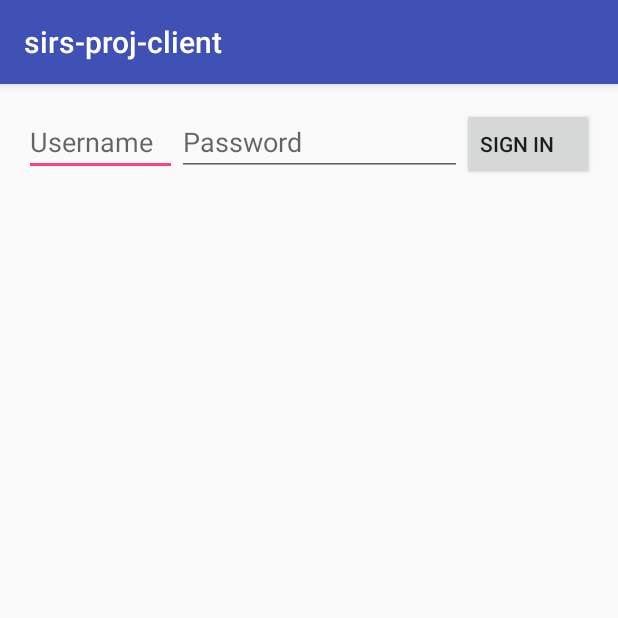
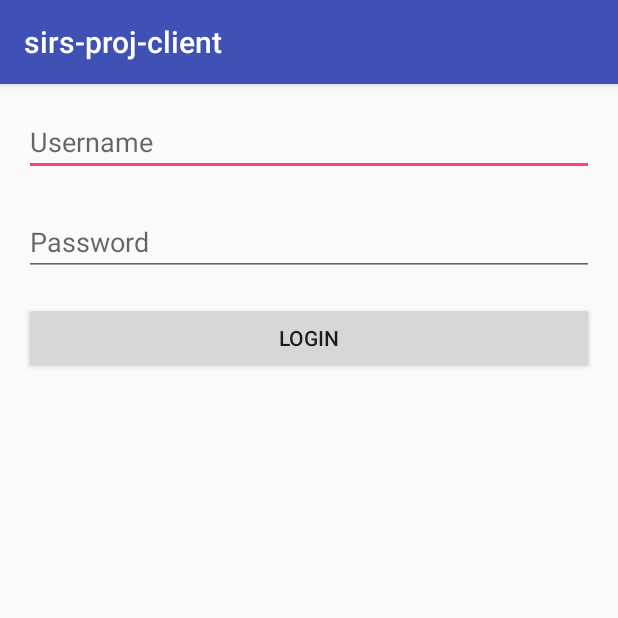
Before and after one commit to iluxonchik/sirs-project-android-client, an Android app: the screen it shows after launch (MainActivity), on a phone screen of 412 x 824 dp, the top half of it. Run offline under Robolectric (Android 15) with nearby library versions, the phone set to English and light mode, and no system bars; libraries missing offline, so code that uses them is left out: com.nulabinc.zxcvbn.

Commit message:
[MINOR] implemented all request-receive operations for login. Have not tested yet

```diff
--- a/app/build.gradle
+++ b/app/build.gradle
@@ -25,6 +25,7 @@ dependencies {
         exclude group: 'com.android.support', module: 'support-annotations'
     })
     compile 'com.android.support:appcompat-v7:25.0.1'
+    compile 'com.android.volley:volley:1.0.0'
     compile 'com.nulab-inc:zxcvbn:1.2.0'
     compile 'com.google.guava:guava:20.0'
     testCompile 'junit:junit:4.12'
--- a/app/src/main/java/sirs/meic/ulisboa/tecnico/common/FilesManager.java
+++ b/app/src/main/java/sirs/meic/ulisboa/tecnico/common/FilesManager.java
@@ -26,6 +26,7 @@ public class FilesManager {
         OutputStream output = null;
         try {
             output = new BufferedOutputStream(new FileOutputStream(aFilepath));
+            lastSeenArg = aToken;
             output.write(aToken);
         } finally {
             if (output != null) {
--- a/app/src/main/java/sirs/meic/ulisboa/tecnico/sirs_proj_client/MainActivity.java
+++ b/app/src/main/java/sirs/meic/ulisboa/tecnico/sirs_proj_client/MainActivity.java
@@ -25,9 +25,9 @@ public class MainActivity extends AppCompatActivity {
     private StrengthValidator validator;
 
     // Layout views
-    private EditText pwEditText;
-    private EditText userEditText;
-    private Button registerBttn;
+    private EditText etPassword;
+    private EditText etUsername;
+    private Button bLogin;
 
     /**
      * Local Bluetooth Adapter
@@ -41,9 +41,9 @@ public class MainActivity extends AppCompatActivity {
         super.onCreate(savedInstanceState);
         setContentView(R.layout.activity_main);
 
-        registerBttn = (Button) findViewById(R.id.registerBttn);
-        pwEditText = (EditText)findViewById(R.id.pwEditText);
-        userEditText = (EditText)findViewById(R.id.userEditText);
+        bLogin = (Button) findViewById(R.id.bLogin);
+        etPassword = (EditText)findViewById(R.id.etPassword);
+        etUsername = (EditText)findViewById(R.id.etUsername);
 
         validator = new StrengthValidator();
 
@@ -63,11 +63,10 @@ public class MainActivity extends AppCompatActivity {
         if (!mBluetoothAdapter.isEnabled()) {
             Intent enableIntent = new Intent(BluetoothAdapter.ACTION_REQUEST_ENABLE);
             startActivityForResult(enableIntent, REQUEST_ENABLE_BT);
+
         } else if ( mFileCipheringService == null ) {
             setUpService();
         }
-        // Make it discoverable
-        ensureDiscoverable();
     }
 
     @Override
@@ -106,6 +105,8 @@ public class MainActivity extends AppCompatActivity {
             case REQUEST_ENABLE_BT:
                 // When the request to enable Bluetooth returns
                 if (resultCode == Activity.RESULT_OK) {
+                    // Make it discoverable
+                    ensureDiscoverable();
                     // BT is now enabled, so set up a chat session
                     setUpService();
                 } else {
@@ -123,10 +124,10 @@ public class MainActivity extends AppCompatActivity {
 
    public void signUp(View view) {
         String pwPattern = "[a-z][a-z0-9_-\\.]*";
-        if(userEditText.getText().toString().isEmpty() || !validator.isInputSanitized(userEditText.getText().toString(), null)) {
+        if(etUsername.getText().toString().isEmpty() || !validator.isInputSanitized(etUsername.getText().toString(), null)) {
             // TODO - Alert the user that the username mustn'
         }
-        else if (pwEditText.getText().toString().isEmpty() || !validator.validatePassword(pwEditText.getText().toString(), null)){
+        else if (etPassword.getText().toString().isEmpty() || !validator.validatePassword(etPassword.getText().toString(), null)){
             // TODO - Alert the user that the username mustnt
             // TODO - Update a progress bar according to Score to show how weak the password is
 
--- a/app/src/main/res/layout/activity_main.xml
+++ b/app/src/main/res/layout/activity_main.xml
@@ -1,5 +1,5 @@
 <?xml version="1.0" encoding="utf-8"?>
-<LinearLayout xmlns:android="http://schemas.android.com/apk/res/android"
+<RelativeLayout xmlns:android="http://schemas.android.com/apk/res/android"
     xmlns:tools="http://schemas.android.com/tools"
     android:id="@+id/activity_main"
     android:layout_width="match_parent"
@@ -11,32 +11,36 @@
     tools:context="sirs.meic.ulisboa.tecnico.sirs_proj_client.MainActivity">
 
     <EditText
-        android:id="@+id/userEditText"
-        android:layout_weight="1"
-        android:layout_width="0dp"
+        android:layout_width="match_parent"
         android:layout_height="wrap_content"
-        android:hint="@string/username_message"
+        android:inputType="textPersonName"
+        android:ems="10"
+        android:layout_alignParentTop="true"
         android:layout_alignParentStart="true"
-        android:gravity="top|left" />
+        android:id="@+id/etUsername"
+        android:hint="Username"
+        android:singleLine="true" />
 
     <EditText
-        android:id="@+id/pwEditText"
-        android:layout_weight="1"
-        android:layout_width="wrap_content"
+        android:layout_width="match_parent"
         android:layout_height="wrap_content"
         android:inputType="textPassword"
-        android:hint="@string/password_message"
-        android:maxLines="1" />
+        android:ems="10"
+        android:id="@+id/etPassword"
+        android:singleLine="true"
+        android:hint="Password"
+        android:layout_below="@+id/etUsername"
+        android:layout_alignParentStart="true"
+        android:layout_marginTop="21dp"
+        android:layout_alignParentEnd="true" />
 
     <Button
-        android:id="@+id/registerBttn"
-        android:layout_width="wrap_content"
+        android:text="Login"
+        android:layout_width="match_parent"
         android:layout_height="wrap_content"
-        android:onClick = "signUp"
-        android:text = "@string/Register"
-        android:layout_centerVertical="true"
-        android:layout_centerHorizontal="true"
-        android:gravity="center_vertical" />
+        android:id="@+id/bLogin"
+        android:layout_marginTop="17dp"
+        android:layout_below="@+id/etPassword"
+        android:layout_alignParentStart="true" />
 
-
-</LinearLayout>
+</RelativeLayout>
```
Also changed, not shown: app/src/main/java/sirs/meic/ulisboa/tecnico/common/BluetoothFileCipheringService.java (+150 -27 lines), app/src/main/java/sirs/meic/ulisboa/tecnico/common/CryptographyModule.java (+8 -6 lines), app/src/main/java/sirs/meic/ulisboa/tecnico/common/FreshnessEnforcer.java (deleted, +0 -26 lines), app/src/main/java/sirs/meic/ulisboa/tecnico/common/NeedToLoginException.java (added, +7 -0 lines), app/src/main/java/sirs/meic/ulisboa/tecnico/common/TokensManager.java (+5 -2 lines), 1 other file.
